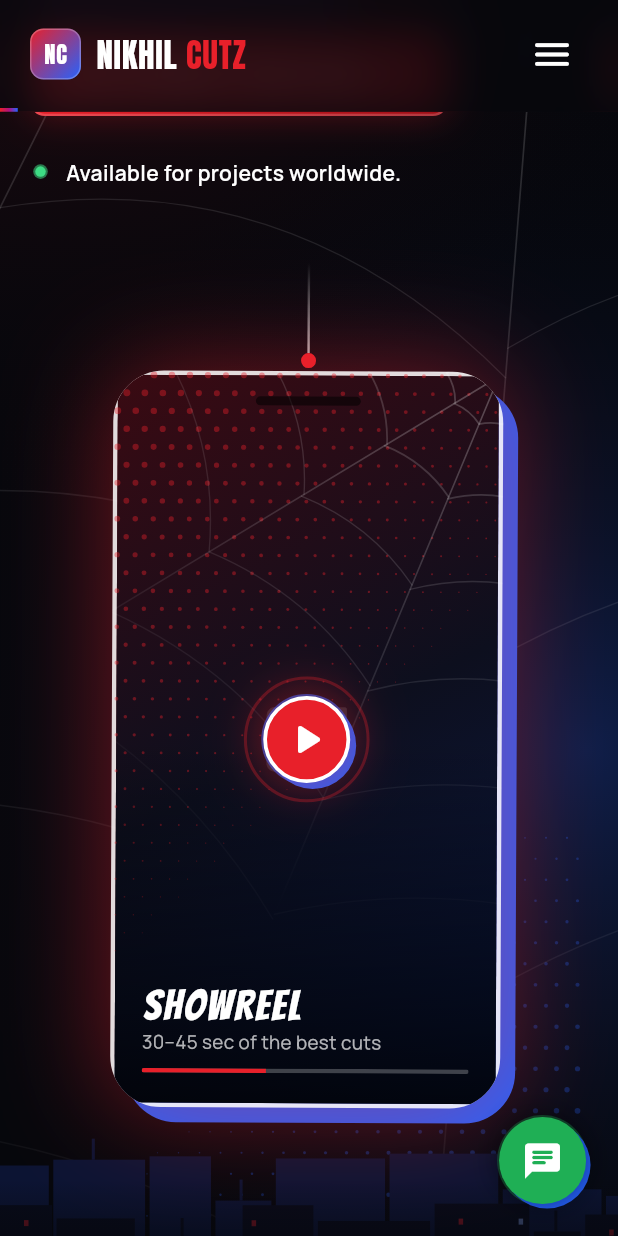
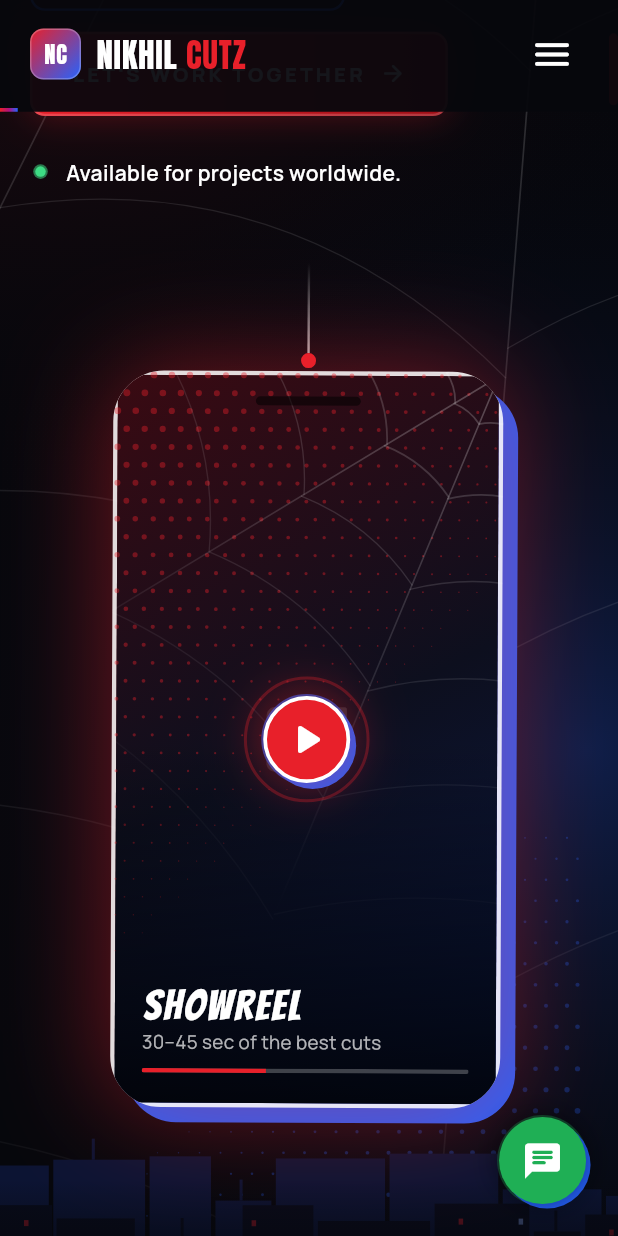
Before and after one commit to sathishkumar1365-ind/portfolio, a Flutter app: the screen it shows after launch, scrolled down 576 dp, on a phone screen of 412 x 824 dp. Run offline on Flutter 3.47's test engine with Material 3 defaults, Android fonts, the phone set to English and light mode, and no system bars; our stand-ins replace material_ui, video_player, web; network calls fail.

Commit message:
Fix scroll errors and reduce scroll lag
- Workflow nodes: drop overshoot curve that broke shadow painting when scrolling up
- FAQ: uniform rounded border with a foreground accent bar
- Pricing: international quote card no longer uses Flexible inside the vertical scroll on phones
- Pause animations in sections that are off-screen, cache static painting,
  replace the nav backdrop blur, throttle workflow scroll progress updates
- Add a scroll down/up regression test at desktop and phone sizes

Co-Authored-By: Claude Opus 5.5 <noreply@anthropic.com>
Claude-Session: https://claude.ai/code/session_014a3FaTj5RxJS6JasEkohXY

```diff
--- a/lib/pages/home_page.dart
+++ b/lib/pages/home_page.dart
@@ -1,5 +1,3 @@
-import 'dart:ui';
-
 import 'package:material_ui/material_ui.dart';
 import 'package:url_launcher/url_launcher.dart';
 
@@ -86,7 +84,10 @@ class _HomePageState extends State<HomePage> {
     super.dispose();
   }
 
-  Widget _anchor(Sec s, Widget child) => KeyedSubtree(key: _keys[s], child: child);
+  Widget _anchor(Sec s, Widget child) => KeyedSubtree(
+    key: _keys[s],
+    child: OnScreen(child: child),
+  );
 
   @override
   Widget build(BuildContext context) {
@@ -105,7 +106,7 @@ class _HomePageState extends State<HomePage> {
                   child: Column(
                     children: [
                       _anchor(Sec.home, HeroSection(start: widget.introDone)),
-                      const ServiceMarquee(),
+                      const OnScreen(child: ServiceMarquee()),
                       _anchor(Sec.work, const Column(children: [ShowreelSection(), PortfolioSection(), CaseStudiesSection()])),
                       const SlashDivider(from: AppColors.bg, to: AppColors.bgAlt),
                       _anchor(Sec.services, const ServicesSection()),
@@ -117,7 +118,7 @@ class _HomePageState extends State<HomePage> {
                       _anchor(Sec.pricing, const PricingSection()),
                       _anchor(Sec.faq, const FaqSection()),
                       _anchor(Sec.contact, const ContactSection()),
-                      const FooterSection(),
+                      const OnScreen(child: FooterSection()),
                     ],
                   ),
                 ),
@@ -148,12 +149,12 @@ class _NavBar extends StatelessWidget {
       right: 0,
       child: ValueListenableBuilder<bool>(
         valueListenable: scrolled,
-        builder: (context, isScrolled, _) => ClipRect(
-          child: BackdropFilter(
-            filter: ImageFilter.blur(sigmaX: isScrolled ? 14 : 0, sigmaY: isScrolled ? 14 : 0),
+        builder: (context, isScrolled, _) => RepaintBoundary(
+          // A live backdrop blur re-renders the page under the bar every scroll frame; a solid bar is much cheaper.
+          child: KeyedSubtree(
             child: AnimatedContainer(
               duration: const Duration(milliseconds: 300),
-              color: isScrolled ? AppColors.bg.withValues(alpha: .78) : Colors.transparent,
+              color: isScrolled ? AppColors.bg.withValues(alpha: .94) : Colors.transparent,
               child: Column(
                 mainAxisSize: MainAxisSize.min,
                 children: [
--- a/lib/sections/hero.dart
+++ b/lib/sections/hero.dart
@@ -117,7 +117,7 @@ class _HeroSectionState extends State<HeroSection> with TickerProviderStateMixin
                   animation: Listenable.merge([_enter, _pointer]),
                   builder: (_, _) => Transform.translate(
                     offset: Offset(_pointer.value.dx * 18, 40 * (1 - _seg(.1, .7))),
-                    child: CustomPaint(painter: _SkylinePainter()),
+                    child: RepaintBoundary(child: CustomPaint(painter: _SkylinePainter())),
                   ),
                 ),
               ),
--- a/lib/sections/process.dart
+++ b/lib/sections/process.dart
@@ -34,7 +34,7 @@ class _ScrollProgressState extends State<ScrollProgress> {
     final vh = MediaQuery.sizeOf(context).height;
     final top = box.localToGlobal(Offset.zero).dy;
     final p = ((vh * .7 - top) / box.size.height).clamp(0.0, 1.0);
-    if ((p - _p).abs() > .002) setState(() => _p = p);
+    if ((p - _p).abs() > .01 || (p != _p && (p == 0 || p == 1))) setState(() => _p = p);
   }
 
   @override
@@ -135,7 +135,7 @@ class _Step extends StatelessWidget {
     final c = i.isEven ? AppColors.red : AppColors.blue;
     final node = AnimatedContainer(
       duration: const Duration(milliseconds: 400),
-      curve: Curves.easeOutBack,
+      curve: Curves.easeOutCubic, // no overshoot: colours and shadows can't go past their end values
       width: 50,
       height: 50,
       decoration: BoxDecoration(
--- a/lib/widgets/reveal.dart
+++ b/lib/widgets/reveal.dart
@@ -107,3 +107,50 @@ class _RevealState extends State<Reveal> with SingleTickerProviderStateMixin {
     );
   }
 }
+
+/// Pauses every animation inside [child] while it is off screen, so looping
+/// effects (webs, marquees, pulses) only cost frames when they can be seen.
+class OnScreen extends StatefulWidget {
+  const OnScreen({super.key, required this.child, this.margin = 200});
+  final Widget child;
+  final double margin;
+
+  @override
+  State<OnScreen> createState() => _OnScreenState();
+}
+
+class _OnScreenState extends State<OnScreen> {
+  ScrollController? _scroll;
+  bool _visible = true;
+
+  @override
+  void didChangeDependencies() {
+    super.didChangeDependencies();
+    final s = ScrollScope.of(context);
+    if (s != _scroll) {
+      _scroll?.removeListener(_check);
+      _scroll = s;
+      _scroll?.addListener(_check);
+    }
+    SchedulerBinding.instance.addPostFrameCallback((_) => _check());
+  }
+
+  void _check() {
+    if (!mounted) return;
+    final box = context.findRenderObject() as RenderBox?;
+    if (box == null || !box.hasSize || !box.attached) return;
+    final top = box.localToGlobal(Offset.zero).dy;
+    final vh = MediaQuery.sizeOf(context).height;
+    final v = top < vh + widget.margin && top + box.size.height > -widget.margin;
+    if (v != _visible) setState(() => _visible = v);
+  }
+
+  @override
+  void dispose() {
+    _scroll?.removeListener(_check);
+    super.dispose();
+  }
+
+  @override
+  Widget build(BuildContext context) => TickerMode(enabled: _visible, child: widget.child);
+}
--- a/lib/widgets/video.dart
+++ b/lib/widgets/video.dart
@@ -345,7 +345,8 @@ class Poster extends StatelessWidget {
   @override
   Widget build(BuildContext context) {
     final redFirst = seed.isEven;
-    return Stack(
+    return RepaintBoundary(
+      child: Stack(
         fit: StackFit.expand,
         children: [
           DecoratedBox(
@@ -365,6 +366,7 @@ class Poster extends StatelessWidget {
           ),
           Center(child: Icon(icon, size: 64, color: Colors.white.withValues(alpha: .12))),
         ],
+      ),
     );
   }
 }
```
Also changed, not shown: lib/content/site_content.dart (+1 -9 lines), lib/sections/faq.dart (+7 -6 lines), lib/sections/marquee.dart (+7 -4 lines), lib/sections/portfolio.dart (+6 -2 lines), lib/sections/pricing.dart (+7 -3 lines), 3 other files. Lines whose indentation alone changed are shown as unchanged.
